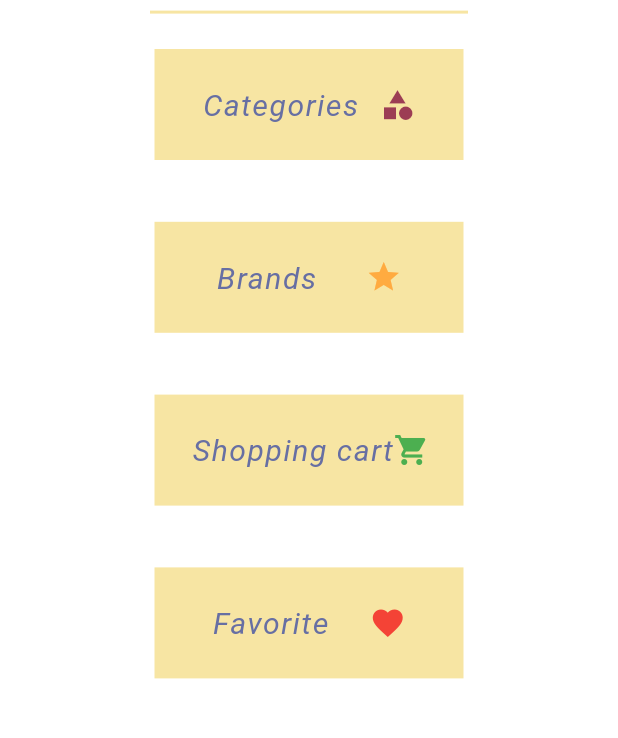
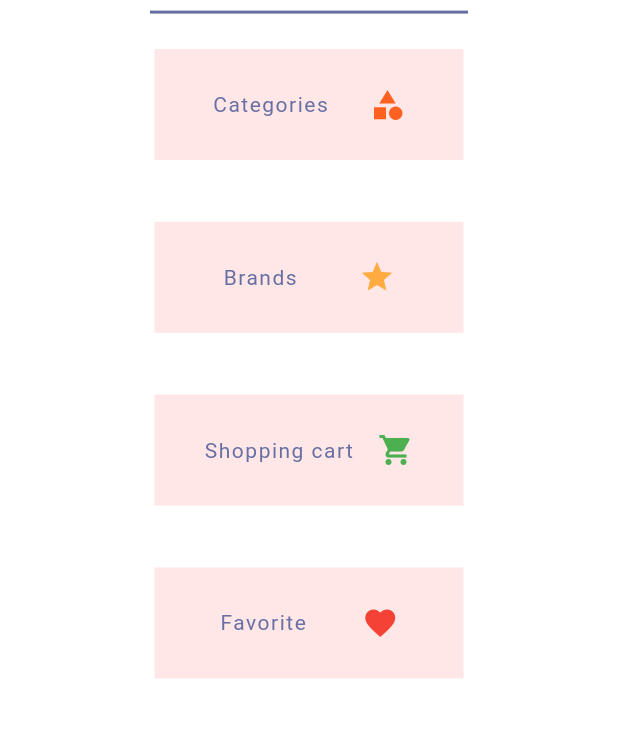
Before and after one commit to esraaabdrabo/makeup_store, a Flutter app: the screen it shows after launch, with the side drawer open, on a phone screen of 412 x 824 dp, the part 347-1085 px from its top. Run offline on Flutter 3.47's test engine with Material 2 defaults, Android fonts, the phone set to English and light mode, and no system bars; our stand-ins replace google_fonts.

Commit message:
END DESIGN

```diff
--- a/lib/myThemeData.dart
+++ b/lib/myThemeData.dart
@@ -16,13 +16,9 @@ class myThemeData {
         //  shadows: myThemeData.appbarShadow
         ),
   );
-  static TextStyle drawerBtnTextStyle = GoogleFonts.yanoneKaffeesatz(
-    textStyle: TextStyle(
-        //    fontWeight: FontWeight.w100,
-        fontSize: 20,
-        fontStyle: FontStyle.italic,
-        color: myThemeData.bluecolor,
-        letterSpacing: 1),
+  static TextStyle drawerBtnTextStyle = GoogleFonts.k2d(
+    textStyle:
+        TextStyle(fontSize: 14, color: myThemeData.bluecolor, letterSpacing: 1),
   );
   static TextStyle pageTitle = GoogleFonts.k2d(
     textStyle: TextStyle(
@@ -97,15 +93,18 @@ class myThemeData {
       gradient: LinearGradient(colors: [Color(0xffFF1D42), Color(0xff1B0000)]));
 
   static Color orangecolor = const Color(0xffFF5B00);
-  static Color offWhightcolor = const Color.fromARGB(255, 247, 229, 163);
+  //static Color offWhightcolor = const Color.fromARGB(255, 247, 229, 163);
+
+  //in products details coffecolor is using with divider under the
+  //product name
   static Color coffecolor = const Color(0xffCA965C);
 
-  static Color movcolor = const Color(0xff9C3D54);
+  //static Color movcolor = const Color(0xff9C3D54);
   static Color bluecolor = const Color(0xffF676FA3);
   static Color darkRedColor = const Color(0xff911F27);
 
   static Color roseColor = const Color(0xffFEE7E6);
-  static Color mintGreenColor = Color.fromARGB(255, 247, 251, 248);
+  static Color mintGreenColor = const Color.fromARGB(255, 247, 251, 248);
   //used in add remove item row
   static BoxDecoration circleBtnDec = const BoxDecoration(
     borderRadius: BorderRadius.all(Radius.circular(100)),
--- a/lib/view_model/home.dart
+++ b/lib/view_model/home.dart
@@ -1,62 +1,62 @@
 class HomeVM {
   static List<String> brands = [
-    'almay',
-    'alva',
-    'anna sui',
-    'annabelle',
-    'benefit',
-    'boosh',
-    'burt\'s bees',
-    'butter london',
-    'cest moi',
-    'cargo cosmetics',
-    'china glaze',
-    'clinique',
-    'coastal classic creation',
-    'colourpop',
-    'covergirl',
-    'dalish',
-    'deciem',
-    'dior',
-    'dr. hauschka',
-    'e.l.f.',
-    'essie',
-    'fenty',
-    'glossier',
-    'green people',
-    'iman',
-    'l\'oreal',
-    'lotus cosmetics usa',
-    'maia\'s mineral galaxy',
-    'marcelle',
-    'marienatie',
-    'maybelline',
-    'milani',
-    'mineral fusion',
-    'misa',
-    'mistura',
-    'moov',
-    'nudus',
-    'nyx',
-    'orly',
-    'pacifica',
-    'penny lane organics',
-    'physicians formula',
-    'piggy paint',
-    'pure anada',
-    'rejuva minerals',
-    'revlon',
-    'sally b\'s skin yummies',
-    'salon perfect',
-    'sante',
-    'sinful colours',
-    'smashbox',
-    'stila',
-    'suncoat',
-    'w3llpeople',
-    'wet n wild',
-    'zorah',
-    'zorah biocosmetiques'
+    'Almay',
+    'Alva',
+    'Anna sui',
+    'Annabelle',
+    'Benefit',
+    'Boosh',
+    'Burt\'s bees',
+    'Butter london',
+    'Cest moi',
+    'Cargo cosmetics',
+    'China glaze',
+    'Clinique',
+    'Coastal classic creation',
+    'Colourpop',
+    'Covergirl',
+    'Dalish',
+    'Deciem',
+    'Dior',
+    'Dr. hauschka',
+    'E.l.f.',
+    'Essie',
+    'Fenty',
+    'Glossier',
+    'Green people',
+    'Iman',
+    'L\'oreal',
+    'Lotus cosmetics usa',
+    'Maia\'s mineral galaxy',
+    'Marcelle',
+    'Marienatie',
+    'Maybelline',
+    'Milani',
+    'Mineral fusion',
+    'Misa',
+    'Mistura',
+    'Moov',
+    'Nudus',
+    'Nyx',
+    'Orly',
+    'Pacifica',
+    'Penny lane organics',
+    'Physicians formula',
+    'Piggy paint',
+    'Pure anada',
+    'Rejuva minerals',
+    'Revlon',
+    'Sally b\'s skin yummies',
+    'Salon perfect',
+    'Sante',
+    'Sinful colours',
+    'Smashbox',
+    'Stila',
+    'Suncoat',
+    'W3llpeople',
+    'Wet n wild',
+    'Zorah',
+    'Zorah biocosmetiques'
   ];
   static List<String> categories = [
     'Blush',
--- a/lib/views/drawer.dart
+++ b/lib/views/drawer.dart
@@ -25,7 +25,7 @@ class RedDrawer extends StatelessWidget {
                     style: myThemeData.logoTextStyle.copyWith(fontSize: 35)),
                 Divider(
                   thickness: 2,
-                  color: myThemeData.offWhightcolor,
+                  color: myThemeData.bluecolor,
                   indent: 100,
                   endIndent: 100,
                 )
@@ -39,9 +39,9 @@ class RedDrawer extends StatelessWidget {
               MaterialPageRoute(builder: (context) => const Categories()));
         },
             'Categories',
-            Icon(
+            const Icon(
               Icons.category,
-              color: myThemeData.movcolor,
+              color: Color.fromARGB(220, 255, 77, 0),
             )),
         SizedBox(
           height: MediaQuery.of(context).size.height * .05,
--- a/lib/views/shopping_cart.dart
+++ b/lib/views/shopping_cart.dart
@@ -243,7 +243,7 @@ class ShoppingCart extends StatelessWidget {
                                           style: ButtonStyle(
                                             backgroundColor:
                                                 MaterialStateProperty.all(
-                                                    myThemeData.offWhightcolor),
+                                                    myThemeData.roseColor),
                                           ),
                                           //check out btn
                                           child: Row(
--- a/lib/widgets/commonWidgets.dart
+++ b/lib/widgets/commonWidgets.dart
@@ -13,7 +13,7 @@ class CommonWidgets {
   static Widget drawerRow(
       BuildContext context, Function() navigateFun, String title, Icon icon) {
     return Container(
-      color: myThemeData.offWhightcolor,
+      color: myThemeData.roseColor,
       padding: const EdgeInsets.all(25),
       width: MediaQuery.of(context).size.width * .5,
       child: InkWell(
@@ -107,9 +107,9 @@ class CommonWidgets {
               textAlign: TextAlign.center,
               style: GoogleFonts.aBeeZee(
                 textStyle: TextStyle(
-                    fontSize: 14,
-                    color: myThemeData.bluecolor,
-                    letterSpacing: 1),
+                  fontSize: 16,
+                  color: myThemeData.bluecolor,
+                ),
               )),
         ),
       ),
@@ -179,7 +179,7 @@ class CommonWidgets {
               },
               icon: Icon(
                 Icons.add,
-                color: isCircleBtnDec ? myThemeData.movcolor : Colors.white,
+                color: isCircleBtnDec ? myThemeData.bluecolor : Colors.white,
                 size: isCircleBtnDec ? 15 : 20,
               )),
         ),
@@ -200,7 +200,7 @@ class CommonWidgets {
               },
               icon: Icon(
                 Icons.remove,
-                color: isCircleBtnDec ? myThemeData.movcolor : Colors.white,
+                color: isCircleBtnDec ? myThemeData.bluecolor : Colors.white,
                 size: isCircleBtnDec ? 15 : 20,
               )),
         ),
```
